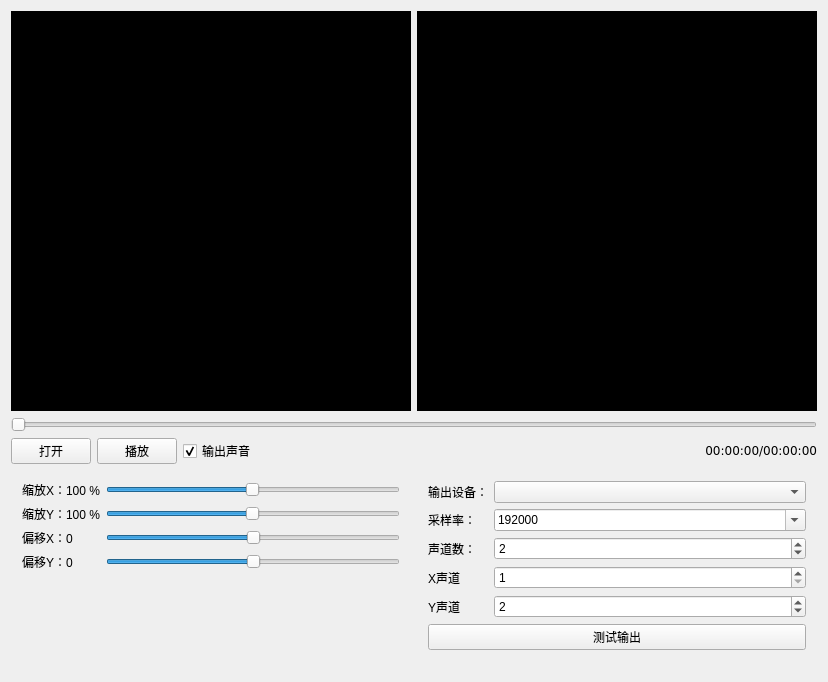
This is mainwindow.ui in YJBeetle/OscilloscopePlayer as Qt 5 draws it before an edit. The edited form follows.
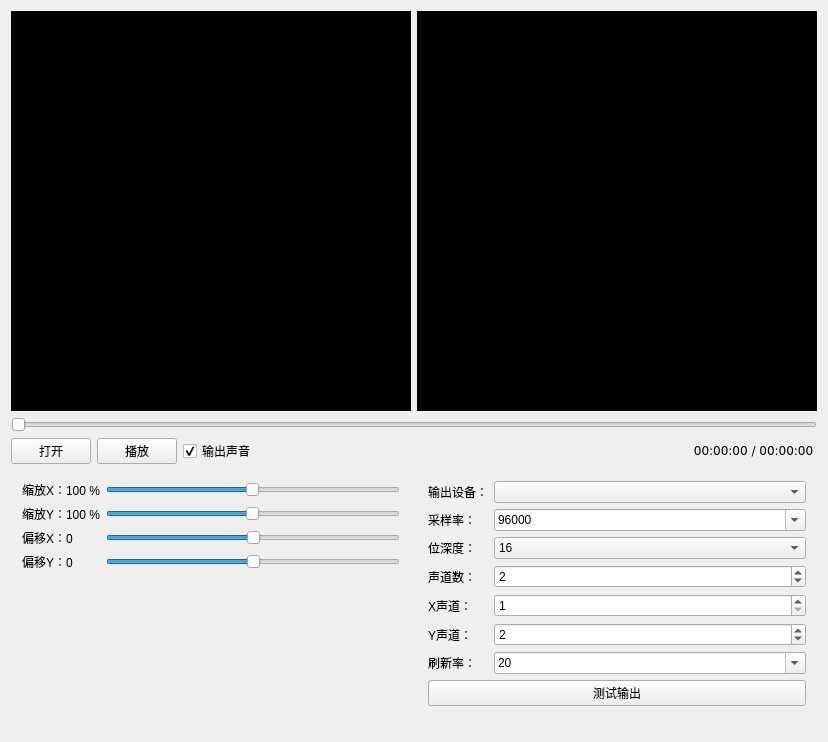
This is the edited form. Custom widgets are drawn as their Qt base class.

Commit message: ui 添加两个必要的选项    测试输出完善

The edit to the form file:
```diff
--- a/mainwindow.ui
+++ b/mainwindow.ui
@@ -7,7 +7,7 @@
     <x>0</x>
     <y>0</y>
     <width>824</width>
-    <height>682</height>
+    <height>742</height>
    </rect>
   </property>
   <property name="windowTitle">
@@ -130,7 +130,7 @@
        <item row="1" column="4">
         <widget class="QLabel" name="label_6">
          <property name="text">
-          <string>&lt;pre&gt;00:00:00/00:00:00&lt;/pre&gt;</string>
+          <string>&lt;pre&gt; 00:00:00 / 00:00:00 &lt;/pre&gt;</string>
          </property>
          <property name="alignment">
           <set>Qt::AlignRight|Qt::AlignTrailing|Qt::AlignVCenter</set>
@@ -143,6 +143,13 @@
     <item row="2" column="1">
      <widget class="QWidget" name="widget_2" native="true">
       <layout class="QGridLayout" name="gridLayout">
+       <item row="3" column="0">
+        <widget class="QLabel" name="label_3">
+         <property name="text">
+          <string>声道数：</string>
+         </property>
+        </widget>
+       </item>
        <item row="0" column="0">
         <widget class="QLabel" name="label">
          <property name="text">
@@ -150,21 +157,57 @@
          </property>
         </widget>
        </item>
-       <item row="0" column="1">
-        <widget class="QComboBox" name="comboBox">
+       <item row="2" column="0">
+        <widget class="QLabel" name="label_12">
+         <property name="text">
+          <string>位深度：</string>
+         </property>
+        </widget>
+       </item>
+       <item row="4" column="1">
+        <widget class="QSpinBox" name="spinBox_2">
          <property name="sizePolicy">
           <sizepolicy hsizetype="Expanding" vsizetype="Fixed">
            <horstretch>0</horstretch>
            <verstretch>0</verstretch>
           </sizepolicy>
          </property>
+         <property name="minimum">
+          <number>1</number>
+         </property>
+         <property name="maximum">
+          <number>16</number>
+         </property>
+         <property name="value">
+          <number>1</number>
+         </property>
         </widget>
        </item>
-       <item row="1" column="0">
-        <widget class="QLabel" name="label_2">
-         <property name="text">
-          <string>采样率：</string>
+       <item row="2" column="1">
+        <widget class="QComboBox" name="comboBox_3">
+         <property name="currentIndex">
+          <number>1</number>
          </property>
+         <item>
+          <property name="text">
+           <string>8</string>
+          </property>
+         </item>
+         <item>
+          <property name="text">
+           <string>16</string>
+          </property>
+         </item>
+         <item>
+          <property name="text">
+           <string>24</string>
+          </property>
+         </item>
+         <item>
+          <property name="text">
+           <string>32</string>
+          </property>
+         </item>
         </widget>
        </item>
        <item row="1" column="1">
@@ -178,8 +221,8 @@
          <property name="editable">
           <bool>true</bool>
          </property>
-         <property name="currentText">
-          <string>96000</string>
+         <property name="currentIndex">
+          <number>2</number>
          </property>
          <item>
           <property name="text">
@@ -248,15 +291,8 @@
          </item>
         </widget>
        </item>
-       <item row="2" column="0">
-        <widget class="QLabel" name="label_3">
-         <property name="text">
-          <string>声道数：</string>
-         </property>
-        </widget>
-       </item>
-       <item row="2" column="1">
-        <widget class="QSpinBox" name="spinBox">
+       <item row="5" column="1">
+        <widget class="QSpinBox" name="spinBox_3">
          <property name="sizePolicy">
           <sizepolicy hsizetype="Expanding" vsizetype="Fixed">
            <horstretch>0</horstretch>
@@ -274,15 +310,8 @@
          </property>
         </widget>
        </item>
-       <item row="3" column="0">
-        <widget class="QLabel" name="label_4">
-         <property name="text">
-          <string>X声道</string>
-         </property>
-        </widget>
-       </item>
        <item row="3" column="1">
-        <widget class="QSpinBox" name="spinBox_2">
+        <widget class="QSpinBox" name="spinBox">
          <property name="sizePolicy">
           <sizepolicy hsizetype="Expanding" vsizetype="Fixed">
            <horstretch>0</horstretch>
@@ -296,37 +325,35 @@
           <number>16</number>
          </property>
          <property name="value">
-          <number>1</number>
+          <number>2</number>
          </property>
         </widget>
        </item>
        <item row="4" column="0">
+        <widget class="QLabel" name="label_4">
+         <property name="text">
+          <string>X声道：</string>
+         </property>
+        </widget>
+       </item>
+       <item row="5" column="0">
         <widget class="QLabel" name="label_5">
          <property name="text">
-          <string>Y声道</string>
+          <string>Y声道：</string>
          </property>
         </widget>
        </item>
-       <item row="4" column="1">
-        <widget class="QSpinBox" name="spinBox_3">
+       <item row="0" column="1">
+        <widget class="QComboBox" name="comboBox">
          <property name="sizePolicy">
           <sizepolicy hsizetype="Expanding" vsizetype="Fixed">
            <horstretch>0</horstretch>
            <verstretch>0</verstretch>
           </sizepolicy>
          </property>
-         <property name="minimum">
-          <number>1</number>
-         </property>
-         <property name="maximum">
-          <number>16</number>
-         </property>
-         <property name="value">
-          <number>2</number>
-         </property>
         </widget>
        </item>
-       <item row="6" column="0">
+       <item row="8" column="0">
         <spacer name="verticalSpacer">
          <property name="orientation">
           <enum>Qt::Vertical</enum>
@@ -339,7 +366,7 @@
          </property>
         </spacer>
        </item>
-       <item row="5" column="0" colspan="2">
+       <item row="7" column="0" colspan="2">
         <widget class="QPushButton" name="pushButtonTest">
          <property name="maximumSize">
           <size>
@@ -352,6 +379,75 @@
          </property>
         </widget>
        </item>
+       <item row="1" column="0">
+        <widget class="QLabel" name="label_2">
+         <property name="text">
+          <string>采样率：</string>
+         </property>
+        </widget>
+       </item>
+       <item row="6" column="0">
+        <widget class="QLabel" name="label_13">
+         <property name="text">
+          <string>刷新率：</string>
+         </property>
+        </widget>
+       </item>
+       <item row="6" column="1">
+        <widget class="QComboBox" name="comboBox_4">
+         <property name="editable">
+          <bool>true</bool>
+         </property>
+         <property name="currentIndex">
+          <number>2</number>
+         </property>
+         <item>
+          <property name="text">
+           <string>10</string>
+          </property>
+         </item>
+         <item>
+          <property name="text">
+           <string>15</string>
+          </property>
+         </item>
+         <item>
+          <property name="text">
+           <string>20</string>
+          </property>
+         </item>
+         <item>
+          <property name="text">
+           <string>24</string>
+          </property>
+         </item>
+         <item>
+          <property name="text">
+           <string>25</string>
+          </property>
+         </item>
+         <item>
+          <property name="text">
+           <string>30</string>
+          </property>
+         </item>
+         <item>
+          <property name="text">
+           <string>50</string>
+          </property>
+         </item>
+         <item>
+          <property name="text">
+           <string>60</string>
+          </property>
+         </item>
+         <item>
+          <property name="text">
+           <string>120</string>
+          </property>
+         </item>
+        </widget>
+       </item>
       </layout>
      </widget>
     </item>
```
The commit also changes 2 other files.
